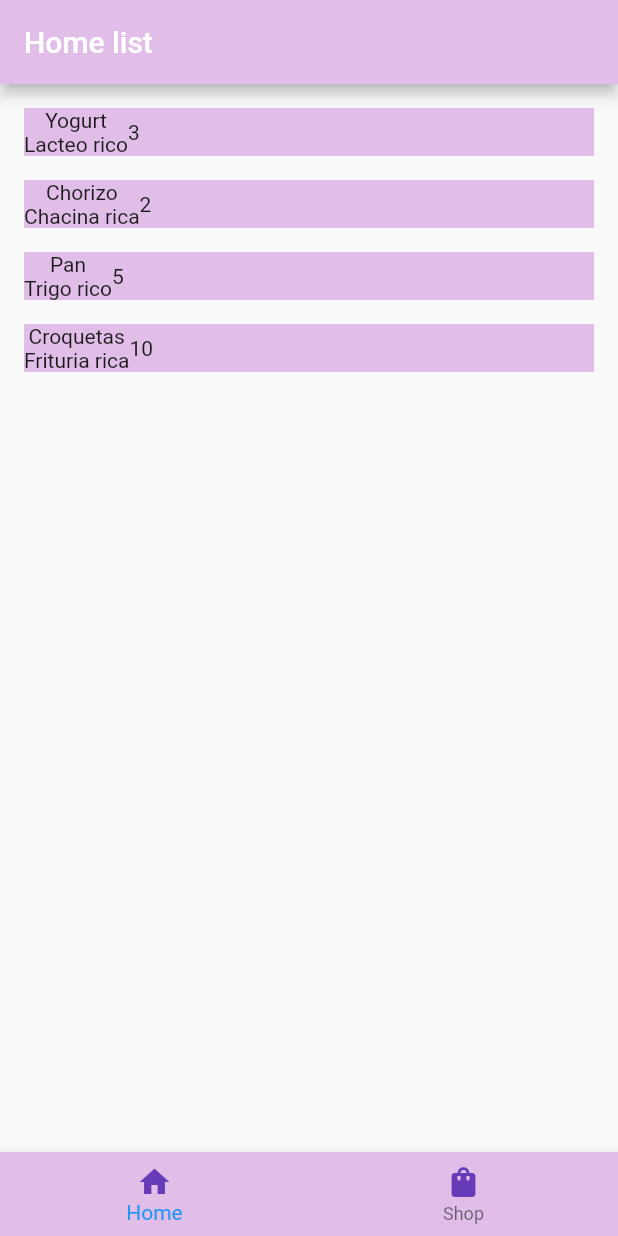
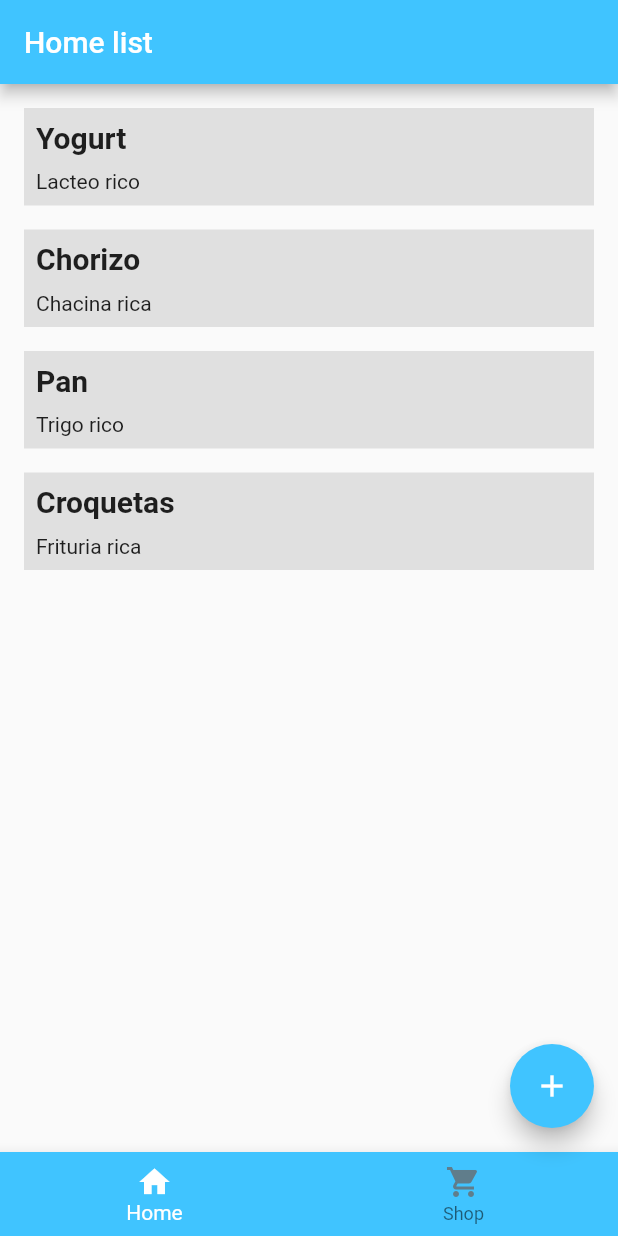
Before and after one commit to antmaczam/shopping-list, a Flutter app: the screen it shows after launch, on a phone screen of 412 x 824 dp. Run offline on Flutter 3.47's test engine with Material 2 defaults, Android fonts, the phone set to English and light mode, and no system bars.

Commit message:
Add new sketchs for lists

```diff
--- a/lib/constants/colors.dart
+++ b/lib/constants/colors.dart
@@ -1,4 +1,6 @@
 import 'package:flutter/material.dart';
 
-final primaryColor =  Colors.purple[100];
-const secondaryColor = Colors.deepPurple;
+const primaryColor =  Colors.lightBlueAccent;
+final boxColor = Colors.grey[300];
+const selectedColor = Colors.white;
+const secondaryColor = Colors.blueGrey;
--- a/lib/controllers/list_controller.dart
+++ b/lib/controllers/list_controller.dart
@@ -26,4 +26,10 @@ class ListController extends ChangeNotifier {
     notifyListeners();
   }
 
+  void creteItem(String title, String description) {
+    Item newItem = Item(4, title, description, 1, false);
+    homeList.add(newItem);
+    notifyListeners();
+  }
+
 }
--- a/lib/screens/home_list.dart
+++ b/lib/screens/home_list.dart
@@ -30,7 +30,12 @@ class HomeList extends StatelessWidget {
           );
         },
       ),
-      bottomNavigationBar: const BottomBar()
+      bottomNavigationBar: const BottomBar(),
+      floatingActionButton: FloatingActionButton(
+        onPressed: () => listController.creteItem('Cola-Cao', 'Gordura'),
+        backgroundColor: primaryColor,
+        child: const Icon(Icons.add),
+      ),
     );
   }
 
--- a/lib/screens/shop_list.dart
+++ b/lib/screens/shop_list.dart
@@ -30,7 +30,8 @@ class ShopList extends StatelessWidget {
         bottomNavigationBar: const BottomBar(),
       floatingActionButton: FloatingActionButton(
         onPressed: () => listController.clearShopList(),
-        child: const Icon(Icons.shopping_bag),
+        backgroundColor: primaryColor,
+        child: const Icon(Icons.shopping_cart),
       ),
     );
   }
--- a/lib/widgets/bottom_bar.dart
+++ b/lib/widgets/bottom_bar.dart
@@ -12,16 +12,19 @@ class BottomBar extends StatelessWidget {
     NavigationController navigation = Provider.of<NavigationController>(context, listen: false);
     return BottomNavigationBar(
       backgroundColor: primaryColor,
+      selectedItemColor: selectedColor,
       currentIndex: navigation.currentIndex,
       onTap: navigation.changeScreen,
       items: const [
         BottomNavigationBarItem(
           label: 'Home',
+          activeIcon: Icon(Icons.home, color: selectedColor),
           icon: Icon(Icons.home, color: secondaryColor)
         ),
         BottomNavigationBarItem(
           label: 'Shop',
-          icon: Icon(Icons.shopping_bag, color: secondaryColor)
+          activeIcon: Icon(Icons.shopping_cart, color: selectedColor),
+          icon: Icon(Icons.shopping_cart, color: secondaryColor)
         )
       ],
     );
--- a/lib/widgets/item_container.dart
+++ b/lib/widgets/item_container.dart
@@ -18,18 +18,16 @@ class _CheckItemContainerState extends State<ItemContainer> {
   Widget build(BuildContext context) {
     return Container(
       margin: const EdgeInsets.all(8),
-      color: primaryColor,
-      child: Row(
+      padding: const EdgeInsets.all(8),
+      color: boxColor,
+      child: Column(
+        crossAxisAlignment: CrossAxisAlignment.start,
         children: [
-          Column(
-            children: [
-              Text(widget.item.title),
-              Text(widget.item.description),
-            ]
-          ),
-          Text('${widget.item.quantity}')
-        ],
-      ),
+          Text(widget.item.title, style: const TextStyle(fontWeight: FontWeight.bold, fontSize: 20)),
+          const Padding(padding: EdgeInsets.only(top: 10)),
+          Text(widget.item.description),
+        ]
+      )
     );
   }
 
```
Also changed, not shown: lib/widgets/check_item_container.dart (+9 -8 lines).
